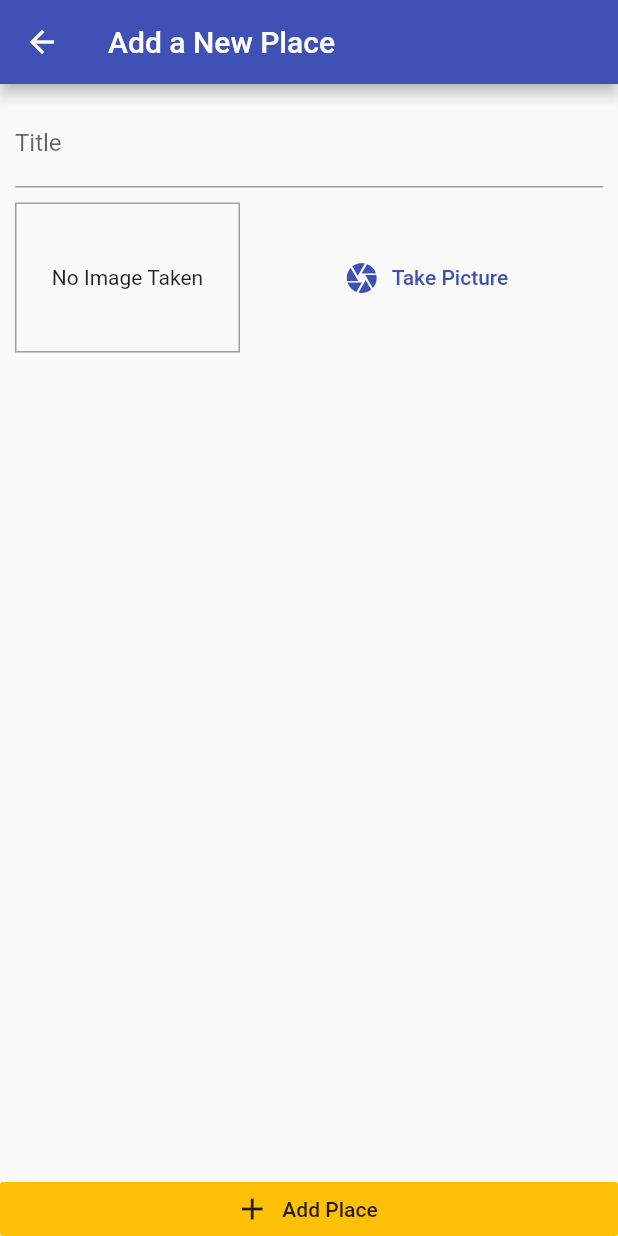
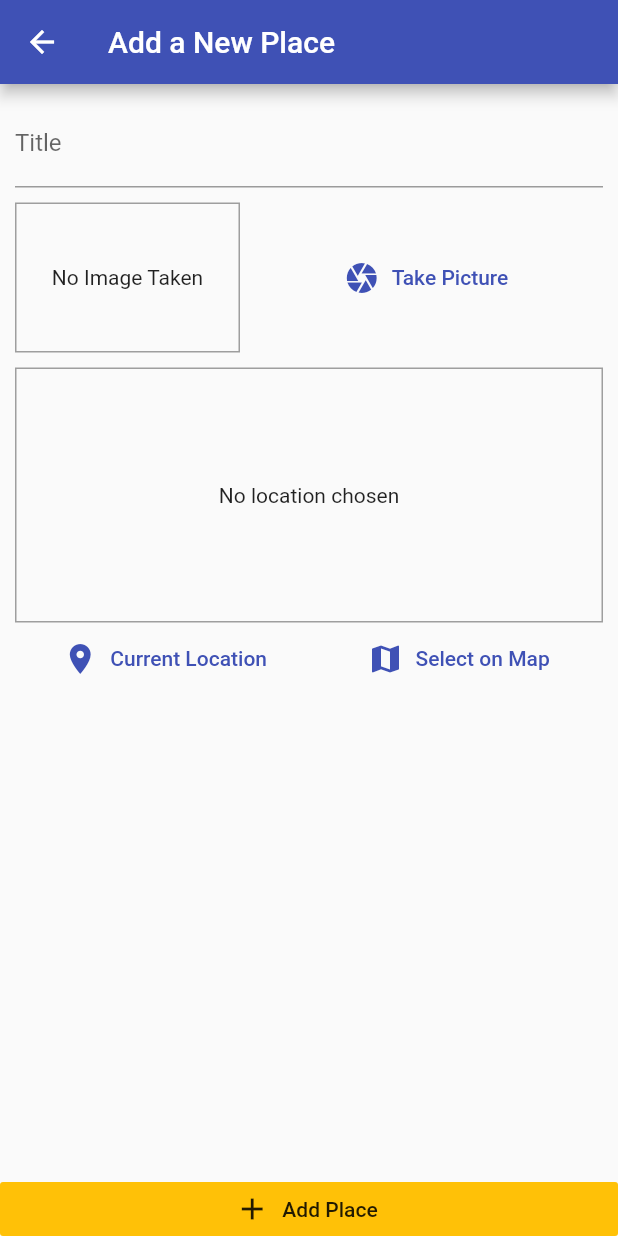
Before and after one commit to ayush987goyal/great-places-fl, a Flutter app: the screen it shows after launch, after a tap on the "add" icon, on a phone screen of 412 x 824 dp. Run offline on Flutter 3.47's test engine with Material 2 defaults, Android fonts, the phone set to English and light mode, and no system bars; our stand-ins replace flutter_dotenv, image_picker, location, sqflite; accounts and stored records are empty.

Commit message:
Display static map in location input

```diff
--- /dev/null
+++ b/lib/helpers/location_helper.dart
@@ -0,0 +1,10 @@
+import 'package:flutter_dotenv/flutter_dotenv.dart';
+
+final String googleApiKey = DotEnv().env['GOOGLE_API_KEY'];
+
+class LocationHelper {
+  static String generateLocationPreviewImage(
+      {double latitude, double longitude}) {
+    return 'https://maps.googleapis.com/maps/api/staticmap?center=$latitude,$longitude&zoom=16&size=600x300&maptype=roadmap&markers=color:red%7Clabel:A%7C$latitude,$longitude&key=$googleApiKey';
+  }
+}
--- a/lib/main.dart
+++ b/lib/main.dart
@@ -1,11 +1,13 @@
 import 'package:flutter/material.dart';
 import 'package:provider/provider.dart';
+import 'package:flutter_dotenv/flutter_dotenv.dart';
 
 import 'package:great_places_app/providers/great_places.dart';
 import 'package:great_places_app/screens/places_list_screen.dart';
 import 'package:great_places_app/screens/add_place_screen.dart';
 
-void main() {
+Future main() async {
+  await DotEnv().load('.env');
   runApp(MyApp());
 }
 
--- a/lib/screens/add_place_screen.dart
+++ b/lib/screens/add_place_screen.dart
@@ -5,6 +5,7 @@ import 'package:provider/provider.dart';
 
 import 'package:great_places_app/providers/great_places.dart';
 import 'package:great_places_app/widgets/image_input.dart';
+import 'package:great_places_app/widgets/location_input.dart';
 
 class AddPlaceScreen extends StatefulWidget {
   static const routeName = '/add-place';
@@ -51,6 +52,8 @@ class _AddPlaceScreenState extends State<AddPlaceScreen> {
                     ),
                     SizedBox(height: 10),
                     ImageInput(_selectImageHandler),
+                    SizedBox(height: 10),
+                    LocationInput(),
                   ],
                 ),
               ),
--- /dev/null
+++ b/lib/widgets/location_input.dart
@@ -0,0 +1,65 @@
+import 'package:flutter/material.dart';
+import 'package:great_places_app/helpers/location_helper.dart';
+import 'package:location/location.dart';
+
+class LocationInput extends StatefulWidget {
+  @override
+  _LocationInputState createState() => _LocationInputState();
+}
+
+class _LocationInputState extends State<LocationInput> {
+  String _previewImageUrl;
+
+  Future<void> _getCurrentUserLocation() async {
+    final locData = await Location().getLocation();
+    setState(() {
+      _previewImageUrl = LocationHelper.generateLocationPreviewImage(
+        latitude: locData.latitude,
+        longitude: locData.longitude,
+      );
+    });
+  }
+
+  @override
+  Widget build(BuildContext context) {
+    return Column(
+      children: <Widget>[
+        Container(
+          height: 170,
+          width: double.infinity,
+          alignment: Alignment.center,
+          decoration: BoxDecoration(
+            border: Border.all(width: 1, color: Colors.grey),
+          ),
+          child: _previewImageUrl == null
+              ? Text(
+                  'No location chosen',
+                  textAlign: TextAlign.center,
+                )
+              : Image.network(
+                  _previewImageUrl,
+                  fit: BoxFit.cover,
+                  width: double.infinity,
+                ),
+        ),
+        Row(
+          mainAxisAlignment: MainAxisAlignment.spaceAround,
+          children: <Widget>[
+            FlatButton.icon(
+              icon: Icon(Icons.location_on),
+              label: Text('Current Location'),
+              textColor: Theme.of(context).primaryColor,
+              onPressed: _getCurrentUserLocation,
+            ),
+            FlatButton.icon(
+              icon: Icon(Icons.map),
+              label: Text('Select on Map'),
+              textColor: Theme.of(context).primaryColor,
+              onPressed: () {},
+            ),
+          ],
+        ),
+      ],
+    );
+  }
+}
```
Also changed, not shown: pubspec.yaml (+4 -3 lines), pubspec.lock, 2 other files.
